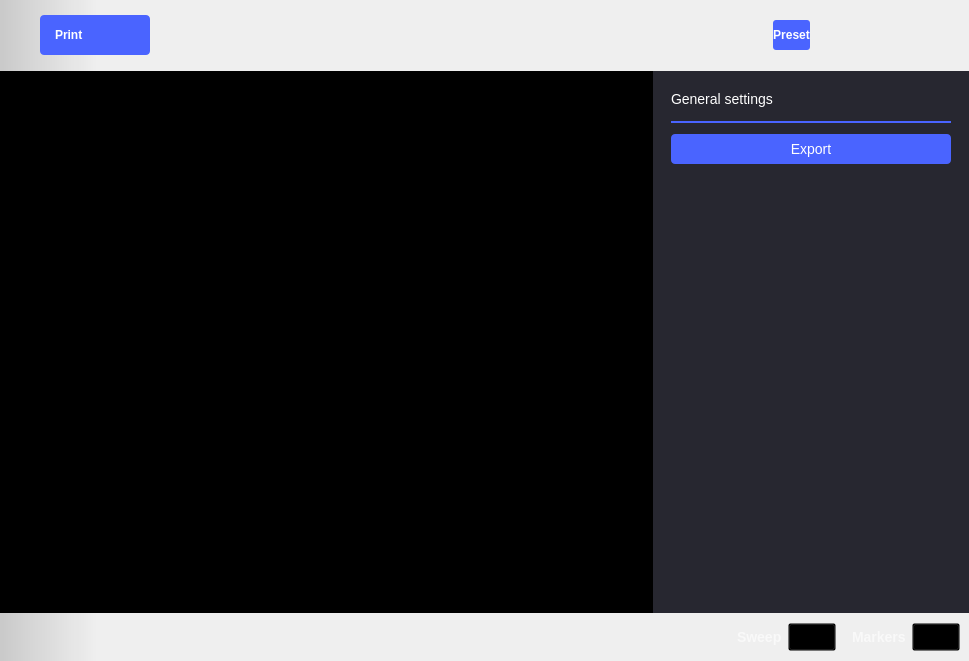
The window that ui/spectrum_analyzer.ui (analogdevicesinc/scopy) describes before a commit, drawn with Qt 5.
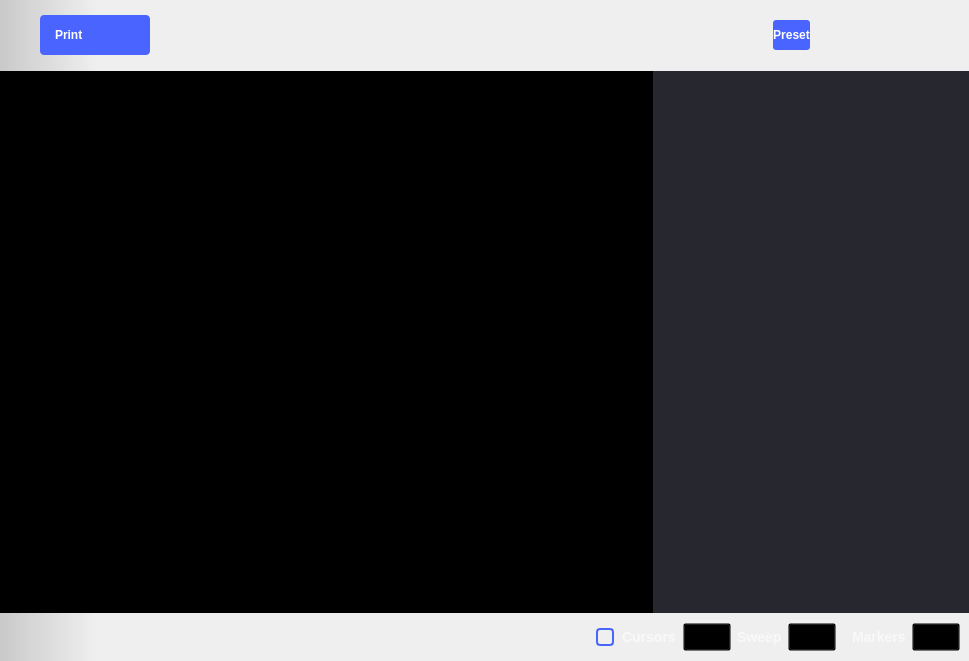
The same window after the commit. The open tabs and pages were chosen to show the change. Icons and pictures are not drawn. Custom widgets are drawn as their Qt base class.

Commit message:
Moving cursors (FftDisplayPlot) in the base class: DisplayPlot
Moved the cursors from FftDisplayPlot to DisplayPlot and adapted the functionality
Changed the axis labeling.
Fixed the formatation errors.

```diff
--- a/ui/spectrum_analyzer.ui
+++ b/ui/spectrum_analyzer.ui
@@ -2367,6 +2367,7 @@
                </item>
               </layout>
              </widget>
+             <widget class="QWidget" name="cursorsSettings"/>
             </widget>
            </item>
           </layout>
@@ -2475,6 +2476,26 @@
 }</string>
           </property>
           <layout class="QHBoxLayout" name="horizontalLayout">
+           <item>
+            <widget class="QCheckBox" name="boxCursors">
+             <property name="text">
+              <string>Cursors</string>
+             </property>
+            </widget>
+           </item>
+           <item>
+            <widget class="adiscope::CustomPushButton" name="btnCursors">
+             <property name="enabled">
+              <bool>false</bool>
+             </property>
+             <property name="text">
+              <string/>
+             </property>
+             <property name="checkable">
+              <bool>true</bool>
+             </property>
+            </widget>
+           </item>
            <item>
             <widget class="QLabel" name="label_2">
              <property name="text">
```
Left out of the diff: 38 changed lines with no effect on the pictures. The commit also changes 22 other files.
